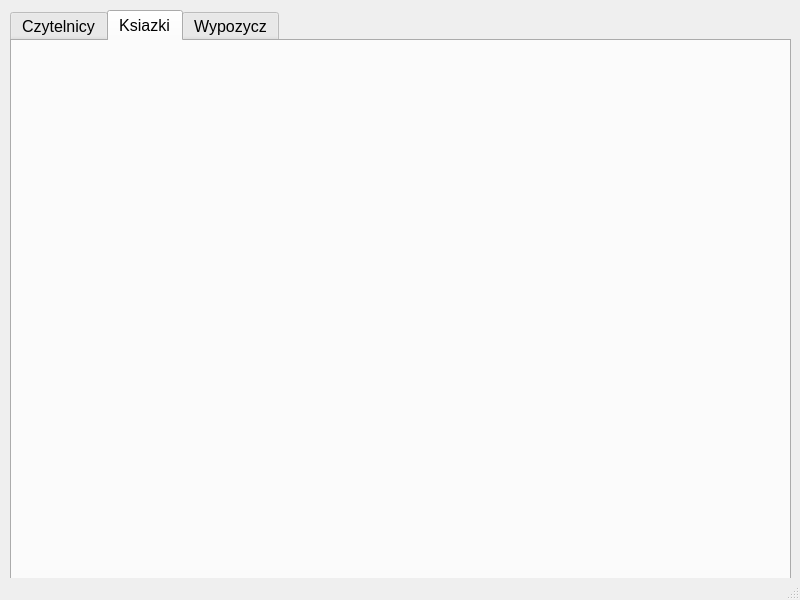
First picture: the form in GUI_PROGRAMMING/FIFTH/Data_Base/mainwindow.ui, repository Siwwyy/3_Studying_Year, before the edit.
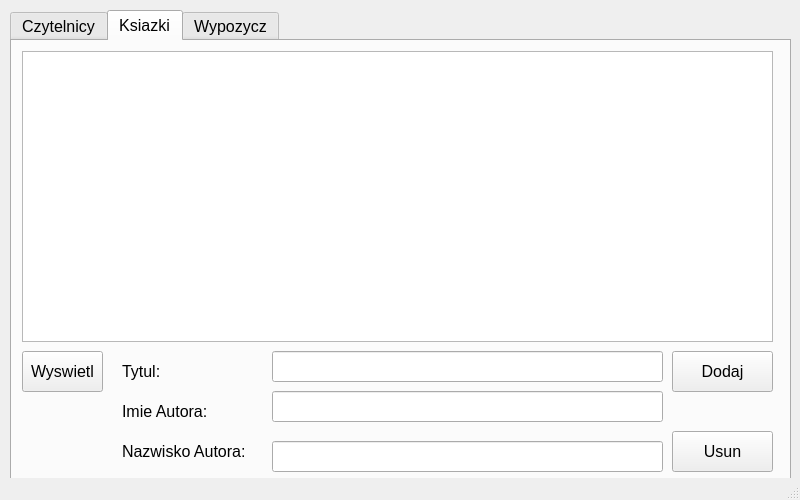
Second picture: the form after the edit. The open tabs and pages were chosen to show the change.

```diff
--- a/GUI_PROGRAMMING/FIFTH/Data_Base/mainwindow.ui
+++ b/GUI_PROGRAMMING/FIFTH/Data_Base/mainwindow.ui
@@ -7,9 +7,15 @@
     <x>0</x>
     <y>0</y>
     <width>800</width>
-    <height>600</height>
+    <height>500</height>
    </rect>
   </property>
+  <property name="sizePolicy">
+   <sizepolicy hsizetype="Fixed" vsizetype="Fixed">
+    <horstretch>0</horstretch>
+    <verstretch>0</verstretch>
+   </sizepolicy>
+  </property>
   <property name="windowTitle">
    <string>MainWindow</string>
   </property>
@@ -20,7 +26,7 @@
       <x>10</x>
       <y>10</y>
       <width>781</width>
-      <height>571</height>
+      <height>471</height>
      </rect>
     </property>
     <property name="font">
@@ -122,6 +128,124 @@
      <attribute name="title">
       <string>Ksiazki</string>
      </attribute>
+     <widget class="QTableView" name="Lista_Ksiazek">
+      <property name="geometry">
+       <rect>
+        <x>10</x>
+        <y>10</y>
+        <width>751</width>
+        <height>291</height>
+       </rect>
+      </property>
+     </widget>
+     <widget class="QLineEdit" name="Imie_Ksiazki">
+      <property name="geometry">
+       <rect>
+        <x>260</x>
+        <y>350</y>
+        <width>391</width>
+        <height>31</height>
+       </rect>
+      </property>
+     </widget>
+     <widget class="QLabel" name="label_3">
+      <property name="geometry">
+       <rect>
+        <x>110</x>
+        <y>400</y>
+        <width>131</width>
+        <height>20</height>
+       </rect>
+      </property>
+      <property name="text">
+       <string>Nazwisko Autora:</string>
+      </property>
+     </widget>
+     <widget class="QPushButton" name="Usun_Ksiazki">
+      <property name="geometry">
+       <rect>
+        <x>660</x>
+        <y>390</y>
+        <width>101</width>
+        <height>41</height>
+       </rect>
+      </property>
+      <property name="text">
+       <string>Usun</string>
+      </property>
+     </widget>
+     <widget class="QPushButton" name="Dodaj_Ksiazki">
+      <property name="geometry">
+       <rect>
+        <x>660</x>
+        <y>310</y>
+        <width>101</width>
+        <height>41</height>
+       </rect>
+      </property>
+      <property name="text">
+       <string>Dodaj</string>
+      </property>
+     </widget>
+     <widget class="QLabel" name="label_4">
+      <property name="geometry">
+       <rect>
+        <x>110</x>
+        <y>360</y>
+        <width>101</width>
+        <height>20</height>
+       </rect>
+      </property>
+      <property name="text">
+       <string>Imie Autora:</string>
+      </property>
+     </widget>
+     <widget class="QPushButton" name="Wyswietl_Ksiazki">
+      <property name="geometry">
+       <rect>
+        <x>10</x>
+        <y>310</y>
+        <width>81</width>
+        <height>41</height>
+       </rect>
+      </property>
+      <property name="text">
+       <string>Wyswietl</string>
+      </property>
+     </widget>
+     <widget class="QLineEdit" name="Tytul_Ksiazki">
+      <property name="geometry">
+       <rect>
+        <x>260</x>
+        <y>310</y>
+        <width>391</width>
+        <height>31</height>
+       </rect>
+      </property>
+     </widget>
+     <widget class="QLabel" name="label_5">
+      <property name="geometry">
+       <rect>
+        <x>110</x>
+        <y>320</y>
+        <width>71</width>
+        <height>20</height>
+       </rect>
+      </property>
+      <property name="text">
+       <string>Tytul:</string>
+      </property>
+     </widget>
+     <widget class="QLineEdit" name="Nazwisko_Ksiazki">
+      <property name="geometry">
+       <rect>
+        <x>260</x>
+        <y>400</y>
+        <width>391</width>
+        <height>31</height>
+       </rect>
+      </property>
+     </widget>
     </widget>
     <widget class="QWidget" name="Wypozycz">
      <attribute name="title">
```
Left out of the diff: 23 changed lines with no effect on the pictures.
